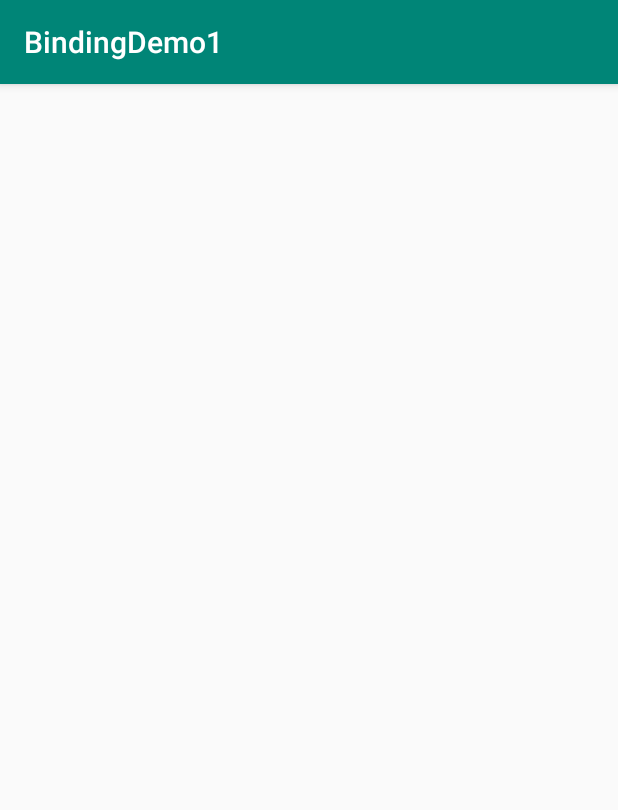
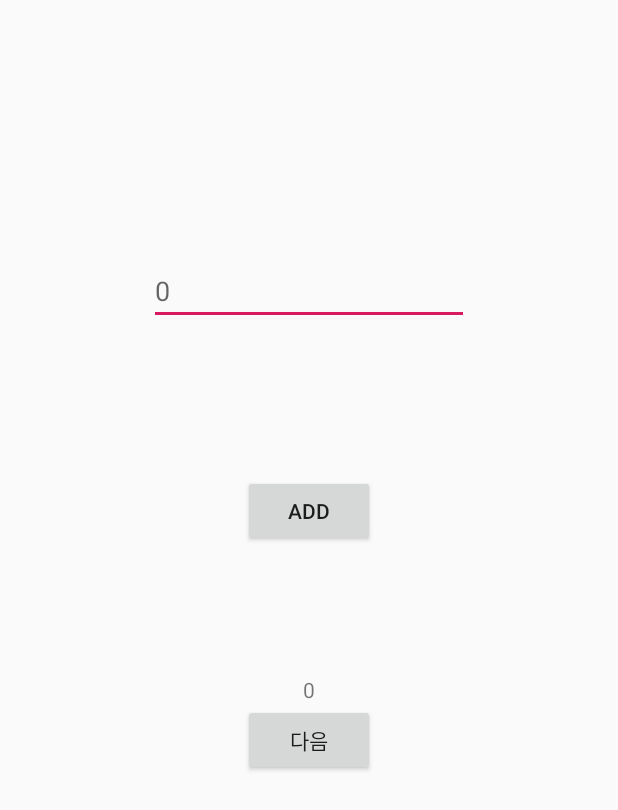
Before and after one commit to leechg31/AndroidCleanArchitecture_Jetpack, an Android app: the SecondActivity3 screen opened directly, with no data from a screen before it, on a phone screen of 412 x 824 dp. Shown: the top 810 px of the screen. Run offline under Robolectric (Android 15) with nearby library versions, the phone set to English and light mode, and no system bars; our stand-ins replace data binding.

Commit message:
sectino3 last

```diff
--- a/app/src/main/AndroidManifest.xml
+++ b/app/src/main/AndroidManifest.xml
@@ -9,16 +9,16 @@
         android:roundIcon="@mipmap/ic_launcher_round"
         android:supportsRtl="true"
         android:theme="@style/AppTheme">
-        <activity android:name="com.anushka.demo.section2.view.MainActivity">
+        <activity android:name="com.anushka.demo.section2.view.MainActivity2">
             <intent-filter>
                 <action android:name="android.intent.action.MAIN" />
 
                 <category android:name="android.intent.category.LAUNCHER" />
             </intent-filter>
         </activity>
-        <activity android:name="com.anushka.demo.section2.view.SecondActivity"/>
-        <activity android:name=".section3.view.MainActivity"/>
-        <activity android:name=".section3.view.SecondActivity"/>
+        <activity android:name="com.anushka.demo.section2.view.SecondActivity2"/>
+        <activity android:name="com.anushka.demo.section3.view.MainActivity3"/>
+        <activity android:name="com.anushka.demo.section3.view.SecondActivity3"/>
     </application>
 
 </manifest>
--- a/app/src/main/java/com/anushka/demo/section2/view/SecondActivity.kt
+++ b/app/src/main/java/com/anushka/demo/section2/view/SecondActivity2.kt
@@ -1,19 +1,25 @@
 package com.anushka.demo.section2.view
 
+import android.content.Intent
 import android.os.Bundle
 import androidx.appcompat.app.AppCompatActivity
 import androidx.databinding.DataBindingUtil
 import com.anushka.demo.R
 import com.anushka.demo.databinding.Section2ActivitySecondBinding
 import com.anushka.demo.section2.data.Student
+import com.anushka.demo.section3.view.MainActivity3
 
-class SecondActivity : AppCompatActivity() {
+class SecondActivity2 : AppCompatActivity() {
     private lateinit var binding: Section2ActivitySecondBinding
 
     override fun onCreate(savedInstanceState: Bundle?) {
         super.onCreate(savedInstanceState)
         binding = DataBindingUtil.setContentView(this, R.layout.section2_activity_second)
         binding.student = getStudent()    //  .student는 second xml의 data student임
+
+        binding.intentButton2.setOnClickListener {
+            startActivity(Intent(this, MainActivity3::class.java))
+        }
     }
 
     private fun getStudent(): Student {
--- a/app/src/main/java/com/anushka/demo/section3/view/SecondActivity.kt
+++ b/app/src/main/java/com/anushka/demo/section3/view/SecondActivity3.kt
@@ -1,5 +1,6 @@
 package com.anushka.demo.section3.view
 
+import android.content.Intent
 import android.os.Bundle
 import android.os.PersistableBundle
 import androidx.appcompat.app.AppCompatActivity
@@ -7,16 +8,16 @@ import androidx.databinding.DataBindingUtil
 import androidx.lifecycle.ViewModelProvider
 import com.anushka.demo.R
 import com.anushka.demo.databinding.Section3ActivitySecondBinding
-import com.anushka.demo.section3.viewmodel.SecondActivityViewModel
+import com.anushka.demo.section3.viewmodel.SecondActivity3ViewModel
 
-class SecondActivity : AppCompatActivity() {
+class SecondActivity3 : AppCompatActivity() {
     private lateinit var binding: Section3ActivitySecondBinding
-    private lateinit var viewModel: SecondActivityViewModel
+    private lateinit var viewModel: SecondActivity3ViewModel
 
-    override fun onCreate(savedInstanceState: Bundle?, persistentState: PersistableBundle?) {
-        super.onCreate(savedInstanceState, persistentState)
+    override fun onCreate(savedInstanceState: Bundle?) {
+        super.onCreate(savedInstanceState)
         binding = DataBindingUtil.setContentView(this, R.layout.section3_activity_second)
-        viewModel = ViewModelProvider(this).get(SecondActivityViewModel::class.java)
+        viewModel = ViewModelProvider(this).get(SecondActivity3ViewModel::class.java)
 
         binding.apply {
             resultTextView.text = viewModel.getTotal().toString()
@@ -24,6 +25,10 @@ class SecondActivity : AppCompatActivity() {
                 viewModel.setTotal(inputEditText.text.toString().toInt())
                 resultTextView.text = viewModel.getTotal().toString()
             }
+
+            intentButton4.setOnClickListener {
+
+            }
         }
     }
 }
--- a/app/src/main/java/com/anushka/demo/section3/viewmodel/MainActivityViewModel.kt
+++ b/app/src/main/java/com/anushka/demo/section3/viewmodel/MainActivity3ViewModel.kt
@@ -2,7 +2,7 @@ package com.anushka.demo.section3.viewmodel
 
 import androidx.lifecycle.ViewModel
 
-class MainActivityViewModel: ViewModel() {
+class MainActivity3ViewModel: ViewModel() {
     private var count = 0
 
     fun getCurrentCount():Int{
--- a/app/src/main/java/com/anushka/demo/section3/viewmodel/SecondActivityViewModel.kt
+++ b/app/src/main/java/com/anushka/demo/section3/viewmodel/SecondActivity3ViewModel.kt
@@ -2,7 +2,7 @@ package com.anushka.demo.section3.viewmodel
 
 import androidx.lifecycle.ViewModel
 
-class SecondActivityViewModel:ViewModel() {
+class SecondActivity3ViewModel:ViewModel() {
     private var total = 0
 
     fun getTotal(): Int {
--- a/app/src/main/res/layout/section2_activity_main.xml
+++ b/app/src/main/res/layout/section2_activity_main.xml
@@ -7,7 +7,7 @@
         android:id="@+id/name_text"
         android:layout_width="match_parent"
         android:layout_height="match_parent"
-        tools:context=".section2.view.MainActivity">
+        tools:context=".section2.view.MainActivity2">
 
         <TextView
             android:id="@+id/greeting_text_view"
@@ -70,7 +70,7 @@
             android:layout_width="wrap_content"
             android:layout_height="wrap_content"
             android:layout_marginTop="72dp"
-            android:text="Button"
+            android:text="다음"
             app:layout_constraintBottom_toBottomOf="parent"
             app:layout_constraintEnd_toEndOf="parent"
             app:layout_constraintStart_toStartOf="parent"
--- a/app/src/main/res/layout/section2_activity_second.xml
+++ b/app/src/main/res/layout/section2_activity_second.xml
@@ -12,7 +12,7 @@
     <androidx.constraintlayout.widget.ConstraintLayout
         android:layout_width="match_parent"
         android:layout_height="match_parent"
-        tools:context=".section2.view.SecondActivity">
+        tools:context=".section2.view.SecondActivity2">
 
         <TextView
             android:id="@+id/name_text"
--- a/app/src/main/res/layout/section3_activity_main.xml
+++ b/app/src/main/res/layout/section3_activity_main.xml
@@ -5,8 +5,7 @@
 
     <androidx.constraintlayout.widget.ConstraintLayout
         android:layout_width="match_parent"
-        android:layout_height="match_parent"
-        tools:context=".MainActivity">
+        android:layout_height="match_parent">
 
         <TextView
             android:id="@+id/count_text"
@@ -39,7 +38,7 @@
             android:layout_width="wrap_content"
             android:layout_height="wrap_content"
             android:layout_marginBottom="92dp"
-            android:text="Button"
+            android:text="다음"
             app:layout_constraintBottom_toBottomOf="parent"
             app:layout_constraintEnd_toEndOf="parent"
             app:layout_constraintStart_toStartOf="parent" />
--- a/app/src/main/res/layout/section3_activity_second.xml
+++ b/app/src/main/res/layout/section3_activity_second.xml
@@ -2,6 +2,10 @@
 <layout xmlns:android="http://schemas.android.com/apk/res/android"
     xmlns:app="http://schemas.android.com/apk/res-auto"
     xmlns:tools="http://schemas.android.com/tools">
+
+    <ScrollView
+        android:layout_width="match_parent"
+        android:layout_height="match_parent">
 
         <androidx.constraintlayout.widget.ConstraintLayout
             android:layout_width="match_parent"
@@ -38,5 +42,16 @@
                 app:layout_constraintEnd_toEndOf="parent"
                 app:layout_constraintStart_toStartOf="parent"
                 app:layout_constraintTop_toBottomOf="@+id/insert_button" />
+
+            <Button
+                android:id="@+id/intent_button4"
+                android:layout_width="wrap_content"
+                android:layout_height="wrap_content"
+                android:text="다음"
+                app:layout_constraintBottom_toBottomOf="parent"
+                app:layout_constraintEnd_toEndOf="parent"
+                app:layout_constraintStart_toStartOf="parent"
+                app:layout_constraintTop_toBottomOf="@+id/result_text_view" />
         </androidx.constraintlayout.widget.ConstraintLayout>
+    </ScrollView>
 </layout>
--- a/app/src/main/res/values/styles.xml
+++ b/app/src/main/res/values/styles.xml
@@ -1,7 +1,7 @@
 <resources>
 
     <!-- Base application theme. -->
-    <style name="AppTheme" parent="Theme.AppCompat.Light.DarkActionBar">
+    <style name="AppTheme" parent="Theme.AppCompat.Light.NoActionBar">
         <!-- Customize your theme here. -->
         <item name="colorPrimary">@color/colorPrimary</item>
         <item name="colorPrimaryDark">@color/colorPrimaryDark</item>
```
Also changed, not shown: app/src/main/java/com/anushka/demo/section2/view/MainActivity2.kt (renamed from app/src/main/java/com/anushka/demo/section2/view/MainActivity.kt, +6 -2 lines), app/src/main/java/com/anushka/demo/section3/view/MainActivity3.kt (renamed from app/src/main/java/com/anushka/demo/section3/view/MainActivity.kt, +12 -7 lines). Lines whose indentation alone changed are shown as unchanged.
